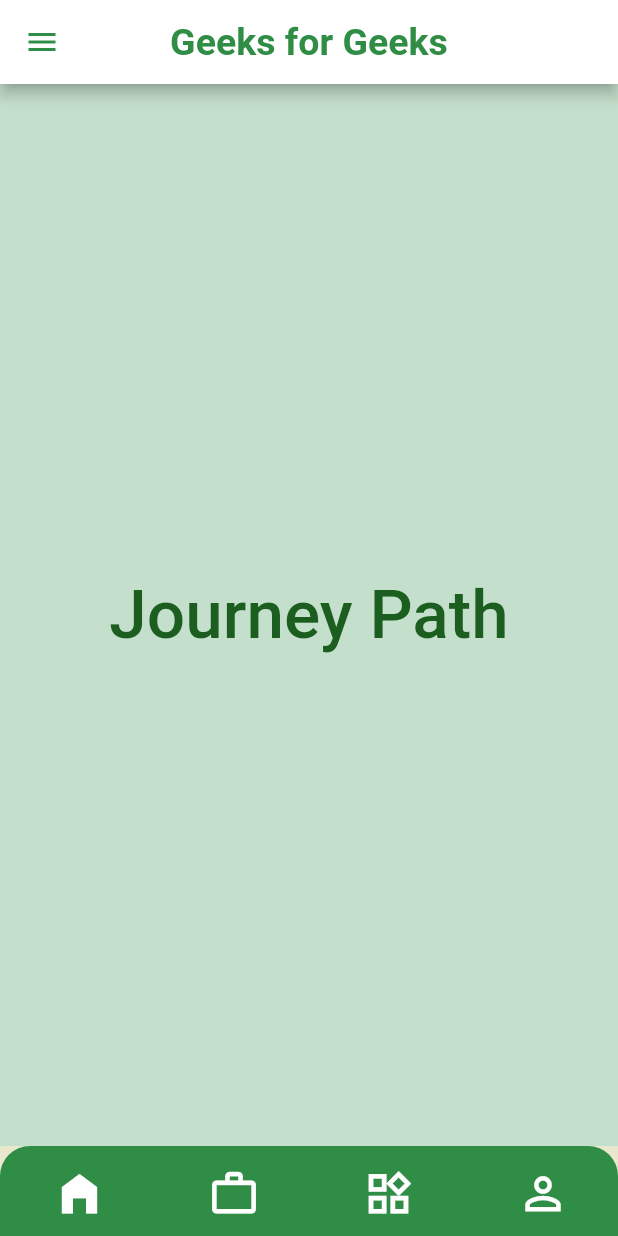
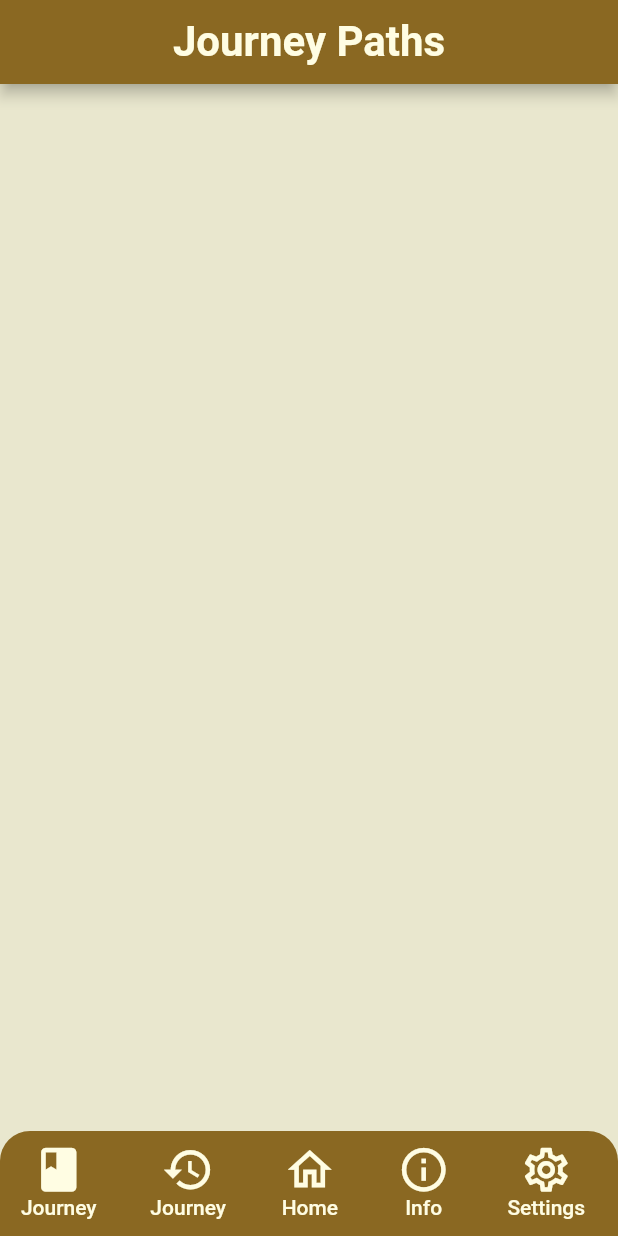
Before and after one commit to lopes-talk/lopes-talk, a Flutter app: the screen it shows after launch, on a phone screen of 412 x 824 dp. Run offline on Flutter 3.47's test engine with Material 2 defaults, Android fonts, the phone set to English and light mode, and no system bars.

Commit message:
NavBar
Navbar is completed. Will redirect correctly to each app page. With the words displayed underneath.

```diff
--- a/auth/lib/about.dart
+++ b/auth/lib/about.dart
@@ -7,16 +7,20 @@ class About extends StatelessWidget {
 
   @override
   Widget build(BuildContext context) {
-    return Container(
-      color: const Color(0xfffC4DFCB),
-      child: Center(
-          child: Text(
-        'About',
-        style: TextStyle(
-            color: Colors.green[900],
-            fontSize: 45,
-            fontWeight: FontWeight.w500),
-      )),
+    return Scaffold(
+      backgroundColor: const Color.fromRGBO(233, 231, 206, 1),
+      appBar: AppBar(
+        title: const Text(
+          'About',
+          style: TextStyle(
+            color: Color.fromRGBO(255, 253, 227, 1),
+            fontSize: 28,
+            fontWeight: FontWeight.w600,
+          ),
+        ),
+        centerTitle: true,
+        backgroundColor: Theme.of(context).primaryColor,
+      ),
     );
   }
 }
--- a/auth/lib/history.dart
+++ b/auth/lib/history.dart
@@ -1,22 +1,24 @@
 import 'package:flutter/material.dart';
-import 'package:flutter/src/widgets/framework.dart';
-import 'package:flutter/src/widgets/placeholder.dart';
 
 class History extends StatelessWidget {
   const History({super.key});
 
   @override
   Widget build(BuildContext context) {
-    return Container(
-      color: const Color(0xfffC4DFCB),
-      child: Center(
-          child: Text(
-        'History',
-        style: TextStyle(
-            color: Colors.green[900],
-            fontSize: 45,
-            fontWeight: FontWeight.w500),
-      )),
+    return Scaffold(
+      backgroundColor: const Color.fromRGBO(233, 231, 206, 1),
+      appBar: AppBar(
+        title: const Text(
+          'History',
+          style: TextStyle(
+            color: Color.fromRGBO(255, 253, 227, 1),
+            fontSize: 28,
+            fontWeight: FontWeight.w600,
+          ),
+        ),
+        centerTitle: true,
+        backgroundColor: Theme.of(context).primaryColor,
+      ),
     );
   }
 }
--- a/auth/lib/home.dart
+++ b/auth/lib/home.dart
@@ -1,149 +1,23 @@
-import 'package:auth/about.dart';
-import 'package:auth/history.dart';
-import 'package:auth/journeyPath.dart';
-import 'package:auth/settings.dart';
 import 'package:flutter/material.dart';
 
-class Home extends StatefulWidget {
+class Home extends StatelessWidget {
   const Home({super.key});
-
-  @override
-  State<Home> createState() => _HomeState();
-}
-
-class _HomeState extends State<Home> {
-  //final _formKey = GlobalKey<FormState>();
-  int pageIndex = 0;
-
-  final pages = [
-    const JourneyPath(),
-    const History(),
-    const About(),
-    const Settings(),
-  ];
 
   @override
   Widget build(BuildContext context) {
     return Scaffold(
       backgroundColor: const Color.fromRGBO(233, 231, 206, 1),
       appBar: AppBar(
-        leading: Icon(
-          Icons.menu,
-          color: Theme.of(context).primaryColor,
-        ),
-        title: Text(
-          'Geeks for Geeks',
+        title: const Text(
+          'Home',
           style: TextStyle(
-            color: Theme.of(context).primaryColor,
-            fontSize: 25,
+            color: Color.fromRGBO(255, 253, 227, 1),
+            fontSize: 28,
             fontWeight: FontWeight.w600,
           ),
         ),
         centerTitle: true,
-        backgroundColor: Colors.white,
-      ),
-      body: pages[pageIndex],
-      // body: SingleChildScrollView(
-      //     child: Form(
-      //   //key: _formKey,
-      //   child: Column(
-      //     children: [],
-      //   ),
-      // )),
-      bottomNavigationBar: buildMyNavBar(context),
-    );
-  }
-
-  buildMyNavBar(BuildContext context) {
-    return Container(
-      height: 60,
-      decoration: BoxDecoration(
-        color: Theme.of(context).primaryColor,
-        borderRadius: const BorderRadius.only(
-          topLeft: Radius.circular(20),
-          topRight: Radius.circular(20),
-        ),
-      ),
-      child: Row(
-        mainAxisAlignment: MainAxisAlignment.spaceAround,
-        children: [
-          IconButton(
-            enableFeedback: false,
-            onPressed: () {
-              setState(() {
-                pageIndex = 0;
-              });
-            },
-            icon: pageIndex == 0
-                ? const Icon(
-                    Icons.home_filled,
-                    color: Colors.white,
-                    size: 35,
-                  )
-                : const Icon(
-                    Icons.home_outlined,
-                    color: Colors.white,
-                    size: 35,
-                  ),
-          ),
-          IconButton(
-            enableFeedback: false,
-            onPressed: () {
-              setState(() {
-                pageIndex = 1;
-              });
-            },
-            icon: pageIndex == 1
-                ? const Icon(
-                    Icons.work_rounded,
-                    color: Colors.white,
-                    size: 35,
-                  )
-                : const Icon(
-                    Icons.work_outline_outlined,
-                    color: Colors.white,
-                    size: 35,
-                  ),
-          ),
-          IconButton(
-            enableFeedback: false,
-            onPressed: () {
-              setState(() {
-                pageIndex = 2;
-              });
-            },
-            icon: pageIndex == 2
-                ? const Icon(
-                    Icons.widgets_rounded,
-                    color: Colors.white,
-                    size: 35,
-                  )
-                : const Icon(
-                    Icons.widgets_outlined,
-                    color: Colors.white,
-                    size: 35,
-                  ),
-          ),
-          IconButton(
-            enableFeedback: false,
-            onPressed: () {
-              setState(() {
-                pageIndex = 3;
-              });
-            },
-            icon: pageIndex == 3
-                ? const Icon(
-                    Icons.person,
-                    color: Colors.white,
-                    size: 35,
-                  )
-                : const Icon(
-                    Icons.person_outline,
-                    color: Colors.white,
-                    size: 35,
-                  ),
-          ),
-        ],
+        backgroundColor: Theme.of(context).primaryColor,
       ),
     );
   }
--- a/auth/lib/journeyPath.dart
+++ b/auth/lib/journeyPath.dart
@@ -1,22 +1,24 @@
 import 'package:flutter/material.dart';
-import 'package:flutter/src/widgets/framework.dart';
-import 'package:flutter/src/widgets/placeholder.dart';
 
 class JourneyPath extends StatelessWidget {
   const JourneyPath({super.key});
 
   @override
   Widget build(BuildContext context) {
-    return Container(
-      color: const Color(0xfffC4DFCB),
-      child: Center(
-          child: Text(
-        'Journey Path',
-        style: TextStyle(
-            color: Colors.green[900],
-            fontSize: 45,
-            fontWeight: FontWeight.w500),
-      )),
+    return Scaffold(
+      backgroundColor: const Color.fromRGBO(233, 231, 206, 1),
+      appBar: AppBar(
+        title: const Text(
+          'Journey Paths',
+          style: TextStyle(
+            color: Color.fromRGBO(255, 253, 227, 1),
+            fontSize: 28,
+            fontWeight: FontWeight.w600,
+          ),
+        ),
+        centerTitle: true,
+        backgroundColor: Theme.of(context).primaryColor,
+      ),
     );
   }
 }
--- a/auth/lib/main.dart
+++ b/auth/lib/main.dart
@@ -1,4 +1,4 @@
-import 'package:auth/home.dart';
+import 'package:auth/redirect.dart';
 import 'package:flutter/material.dart';
 
 void main() {
@@ -14,26 +14,13 @@ class MyApp extends StatelessWidget {
     return MaterialApp(
       title: 'Bottom NavBar Demo',
       theme: ThemeData(
-        primaryColor: const Color(0xff2F8D46),
+        primaryColor: const Color.fromRGBO(138, 104, 34, 1),
         splashColor: Colors.transparent,
         highlightColor: Colors.transparent,
         hoverColor: Colors.transparent,
       ),
       debugShowCheckedModeBanner: false,
-      home: const Home(),
+      home: const Redirect(),
     );
   }
 }
-
-// import 'package:auth/home.dart';
-// //import 'package:auth/register.dart';
-// import 'package:flutter/material.dart';
-
-// //import 'Login.dart';
-
-// void main() {
-//   runApp(const MaterialApp(
-//     debugShowCheckedModeBanner: false,
-//     home: Home(),
-//   ));
-// }
--- /dev/null
+++ b/auth/lib/redirect.dart
@@ -0,0 +1,183 @@
+import 'package:auth/about.dart';
+import 'package:auth/history.dart';
+import 'package:auth/home.dart';
+import 'package:auth/journeyPath.dart';
+import 'package:auth/settings.dart';
+import 'package:flutter/material.dart';
+
+class Redirect extends StatefulWidget {
+  const Redirect({super.key});
+
+  @override
+  State<Redirect> createState() => _RedirectState();
+}
+
+class _RedirectState extends State<Redirect> {
+  //final _formKey = GlobalKey<FormState>();
+  int pageIndex = 0;
+
+  final pages = [
+    const JourneyPath(),
+    const History(),
+    const Home(),
+    const About(),
+    const Settings(),
+  ];
+
+  @override
+  Widget build(BuildContext context) {
+    return Scaffold(
+      backgroundColor: const Color.fromRGBO(233, 231, 206, 1),
+      body: pages[pageIndex],
+      bottomNavigationBar: buildMyNavBar(context),
+    );
+  }
+
+  Container buildMyNavBar(BuildContext context) {
+    return Container(
+      height: 70,
+      decoration: BoxDecoration(
+        color: Theme.of(context).primaryColor,
+        borderRadius: const BorderRadius.only(
+          topLeft: Radius.circular(20),
+          topRight: Radius.circular(20),
+        ),
+      ),
+      child: Row(
+        mainAxisAlignment: MainAxisAlignment.spaceAround,
+        children: [
+          TextButton.icon(
+              onPressed: () {
+                setState(() {
+                  pageIndex = 0;
+                });
+              },
+              icon: Column(
+                children: [
+                  pageIndex == 0
+                      ? const Icon(
+                          Icons.book_rounded,
+                          color: Color.fromRGBO(255, 253, 227, 1),
+                          size: 35,
+                        )
+                      : const Icon(
+                          Icons.book_outlined,
+                          color: Color.fromRGBO(255, 253, 227, 1),
+                          size: 35,
+                        ),
+                  const Text(
+                    'Journey',
+                    style: TextStyle(color: Color.fromRGBO(255, 253, 227, 1)),
+                  ),
+                ],
+              ),
+              label: const Text('')),
+          TextButton.icon(
+              onPressed: () {
+                setState(() {
+                  pageIndex = 1;
+                });
+              },
+              icon: Column(
+                children: [
+                  pageIndex == 1
+                      ? const Icon(
+                          Icons.manage_history_rounded,
+                          color: Color.fromRGBO(255, 253, 227, 1),
+                          size: 35,
+                        )
+                      : const Icon(
+                          Icons.history,
+                          color: Color.fromRGBO(255, 253, 227, 1),
+                          size: 35,
+                        ),
+                  const Text(
+                    'Journey',
+                    style: TextStyle(color: Color.fromRGBO(255, 253, 227, 1)),
+                  ),
+                ],
+              ),
+              label: const Text('')),
+          TextButton.icon(
+              onPressed: () {
+                setState(() {
+                  pageIndex = 2;
+                });
+              },
+              icon: Column(
+                children: [
+                  pageIndex == 2
+                      ? const Icon(
+                          Icons.home_rounded,
+                          color: Color.fromRGBO(255, 253, 227, 1),
+                          size: 35,
+                        )
+                      : const Icon(
+                          Icons.home_outlined,
+                          color: Color.fromRGBO(255, 253, 227, 1),
+                          size: 35,
+                        ),
+                  const Text(
+                    'Home',
+                    style: TextStyle(color: Color.fromRGBO(255, 253, 227, 1)),
+                  ),
+                ],
+              ),
+              label: const Text('')),
+          TextButton.icon(
+              onPressed: () {
+                setState(() {
+                  pageIndex = 3;
+                });
+              },
+              icon: Column(
+                children: [
+                  pageIndex == 3
+                      ? const Icon(
+                          Icons.info_rounded,
+                          color: Color.fromRGBO(255, 253, 227, 1),
+                          size: 35,
+                        )
+                      : const Icon(
+                          Icons.info_outline,
+                          color: Color.fromRGBO(255, 253, 227, 1),
+                          size: 35,
+                        ),
+                  const Text(
+                    'Info',
+                    style: TextStyle(color: Color.fromRGBO(255, 253, 227, 1)),
+                  ),
+                ],
+              ),
+              label: const Text('')),
+          TextButton.icon(
+              onPressed: () {
+                setState(() {
+                  pageIndex = 4;
+                });
+              },
+              icon: Column(
+                children: [
+                  pageIndex == 4
+                      ? const Icon(
+                          Icons.settings_rounded,
+                          color: Color.fromRGBO(255, 253, 227, 1),
+                          size: 35,
+                        )
+                      : const Icon(
+                          Icons.settings_outlined,
+                          color: Color.fromRGBO(255, 253, 227, 1),
+                          size: 35,
+                        ),
+                  const Text(
+                    'Settings',
+                    style: TextStyle(color: Color.fromRGBO(255, 253, 227, 1)),
+                  ),
+                ],
+              ),
+              label: const Text('')),
+        ],
+      ),
+    );
+  }
+}
--- a/auth/lib/settings.dart
+++ b/auth/lib/settings.dart
@@ -7,16 +7,20 @@ class Settings extends StatelessWidget {
 
   @override
   Widget build(BuildContext context) {
-    return Container(
-      color: const Color(0xfffC4DFCB),
-      child: Center(
-          child: Text(
-        'Settings',
-        style: TextStyle(
-            color: Colors.green[900],
-            fontSize: 45,
-            fontWeight: FontWeight.w500),
-      )),
+    return Scaffold(
+      backgroundColor: const Color.fromRGBO(233, 231, 206, 1),
+      appBar: AppBar(
+        title: const Text(
+          'Settings',
+          style: TextStyle(
+            color: Color.fromRGBO(255, 253, 227, 1),
+            fontSize: 28,
+            fontWeight: FontWeight.w600,
+          ),
+        ),
+        centerTitle: true,
+        backgroundColor: Theme.of(context).primaryColor,
+      ),
     );
   }
 }
```
